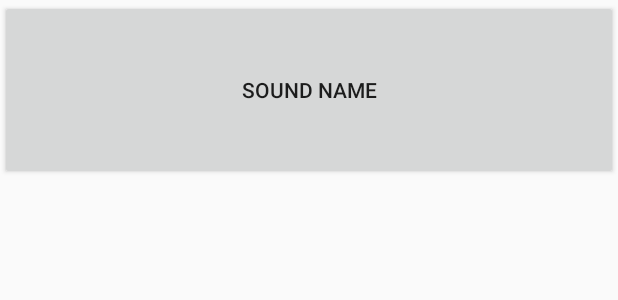
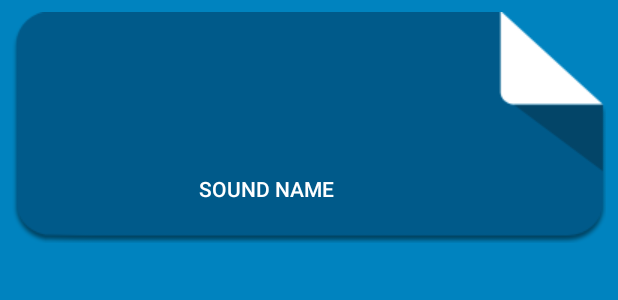
Before and after one commit to Katesune/kotlin-android, an Android app: the layout list_item_sound.xml on its own in the app's theme, with its tools: preview values and no code run, on a phone screen of 412 x 824 dp. Shown: the top 300 px of the screen. Run offline under Robolectric (Android 15) with nearby library versions, the phone set to English and light mode, and no system bars.

Commit message:
BeatBox: Finish app with task of themes

```diff
--- /dev/null
+++ b/BeatBox/app/src/main/res/drawable/button_beat_box.xml
@@ -0,0 +1,6 @@
+<?xml version="1.0" encoding="utf-8"?>
+<selector xmlns:android="http://schemas.android.com/apk/res/android">
+    <item android:drawable="@drawable/ic_button_beat_box_pressed"
+        android:state_pressed="true" />
+    <item android:drawable="@drawable/ic_button_beat_box_default" />
+</selector>
--- a/BeatBox/app/src/main/res/layout/list_item_sound.xml
+++ b/BeatBox/app/src/main/res/layout/list_item_sound.xml
@@ -8,11 +8,19 @@
             type="com.bignerdranch.android.beatbox.SoundViewModel" />
     </data>
 
-    <Button
+    <FrameLayout
         android:layout_width="match_parent"
-        android:layout_height="120dp"
-        android:onClick="@{() -> viewModel.onButtonClicked() }"
-        android:text="@{viewModel.title}"
-        tools:text="Sound name" />
+        android:layout_height="wrap_content"
+        android:layout_margin="8dp">
+
+        <Button
+            android:layout_width="match_parent"
+            android:layout_height="match_parent"
+            android:gravity="center"
+            android:onClick="@{() -> viewModel.onButtonClicked() }"
+            android:text="@{viewModel.title}"
+            tools:text="Sound name" />
+
+    </FrameLayout>
 
 </layout>
--- /dev/null
+++ b/BeatBox/app/src/main/res/values-night/themes.xml
@@ -0,0 +1,16 @@
+<resources xmlns:tools="http://schemas.android.com/tools">
+    <!-- Base application theme. -->
+    <style name="Theme.BeatBox" parent="Theme.AppCompat.DayNight.DarkActionBar">
+        <!--  Primary brand color.  -->
+        <item name="colorPrimary">@color/purple_500</item>
+        <item name="colorPrimaryDark">@color/purple_700</item>
+        <item name="android:textColorPrimaryDisableOnly">@color/white</item>
+        <!--  Secondary brand color.  -->
+        <item name="android:centerColor">@color/teal_200</item>
+        <item name="colorAccent">@color/teal_700</item>
+        <item name="colorButtonNormal">@color/black</item>
+        <!--  Status bar color.  -->
+        <!--         <item name="android:statusBarColor" tools:targetApi="l">?attr/colorPrimaryVariant</item> -->
+        <!--  Customize your theme here.  -->
+    </style>
+</resources>
--- /dev/null
+++ b/BeatBox/app/src/main/res/values/colors.xml
@@ -0,0 +1,19 @@
+<?xml version="1.0" encoding="utf-8"?>
+<resources>
+    <color name="colorPrimary">#008577</color>
+    <color name="colorPrimaryDark">#00574B</color>
+    <color name="colorAccent">#D81B60</color>
+
+    <color name="purple_200">#FFBB86FC</color>
+    <color name="purple_500">#FF6200EE</color>
+    <color name="purple_700">#FF3700B3</color>
+    <color name="teal_200">#FF03DAC5</color>
+    <color name="teal_700">#FF018786</color>
+    <color name="black">#FF000000</color>
+    <color name="white">#FFFFFFFF</color>
+    <color name="red">#F44336</color>
+    <color name="dark_red">#C3352B</color>
+    <color name="gray">#607D8B</color>
+    <color name="soothing_blue">#0083BF</color>
+    <color name="dark_blue">#005A8A</color>
+</resources>
--- /dev/null
+++ b/BeatBox/app/src/main/res/values/themes.xml
@@ -0,0 +1,17 @@
+<resources xmlns:tools="http://schemas.android.com/tools">
+    <!-- Base application theme. -->
+    <style name="Theme.BeatBox" parent="Theme.AppCompat">
+        <!-- Primary brand color. -->
+        <item name="colorPrimary">@color/red</item>
+        <item name="colorPrimaryDark">@color/dark_red</item>
+        <item name="android:colorAccent">@color/gray</item>
+
+        <item name="android:windowBackground">@color/soothing_blue</item>
+        <item name="buttonStyle">@style/BeatBoxButton</item>
+    </style>
+
+    <style name="BeatBoxButton" parent="Widget.AppCompat.Button.Borderless">
+        <item name="android:background">@drawable/button_beat_box</item>
+    </style>
+
+</resources>
```
Also changed, not shown: BeatBox/app/src/main/res/drawable-v24/ic_launcher_foreground.xml (added, +30 -0 lines), BeatBox/app/src/main/res/drawable/button_beat_box_normal.xml (added, +7 -0 lines), BeatBox/app/src/main/res/drawable/button_beat_box_pressed.xml (added, +18 -0 lines), BeatBox/app/src/main/res/drawable/ic_launcher_background.xml (added, +170 -0 lines), BeatBox/app/src/main/res/layout/activity_main.xml (+5 -3 lines), BeatBox/app/src/main/res/drawable-v24/ic_button_beat_box_default.9.png (added), BeatBox/app/src/main/res/drawable-v24/ic_button_beat_box_pressed.9.png (added).
